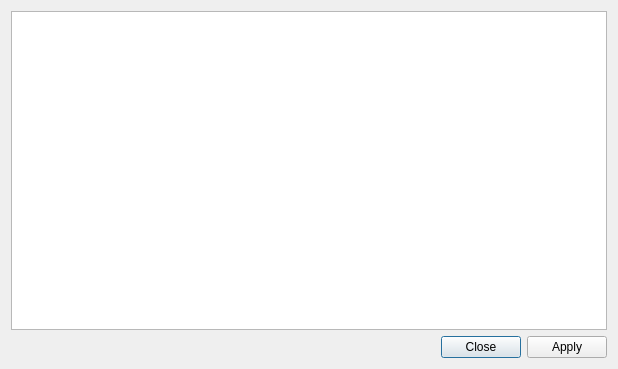
Above: src/gui/torrentcontentlayoutdialog.ui from qbittorrent/qBittorrent before the change. Below: the same form after it.
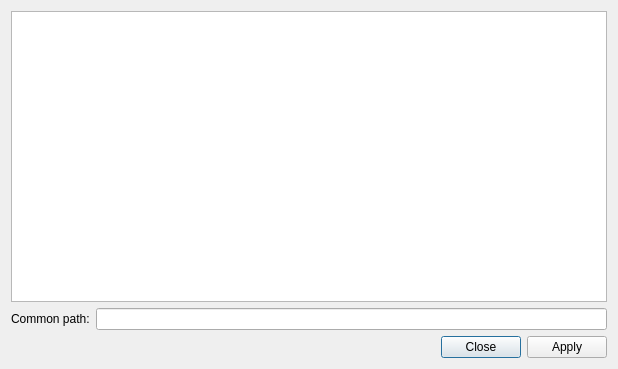
That is the form after the change.

Commit message:
Allow to edit common path of torrent content items
PR #24691.

Patch:
```diff
--- a/src/gui/torrentcontentlayoutdialog.ui
+++ b/src/gui/torrentcontentlayoutdialog.ui
@@ -15,9 +15,7 @@
   </property>
   <layout class="QVBoxLayout" name="verticalLayout_2">
    <item>
-    <layout class="QHBoxLayout" name="horizontalLayout">
-     <item>
-      <widget class="QTreeView" name="treeView">
+    <widget class="QTreeView" name="pathListView">
        <property name="editTriggers">
         <set>QAbstractItemView::EditTrigger::AllEditTriggers</set>
        </property>
@@ -28,6 +26,18 @@
         <enum>QAbstractItemView::SelectionMode::ExtendedSelection</enum>
        </property>
       </widget>
+   </item>
+   <item>
+    <layout class="QHBoxLayout" name="commonPathLayout">
+     <item>
+      <widget class="QLabel" name="commonPathLabel">
+       <property name="text">
+        <string>Common path:</string>
+       </property>
+      </widget>
+     </item>
+     <item>
+      <widget class="QLineEdit" name="commonPathEdit"/>
      </item>
     </layout>
    </item>
```
Left out of the diff: 2 changed lines with no effect on the pictures. Lines whose indentation alone changed are shown as unchanged. The commit also changes 11 other files.
